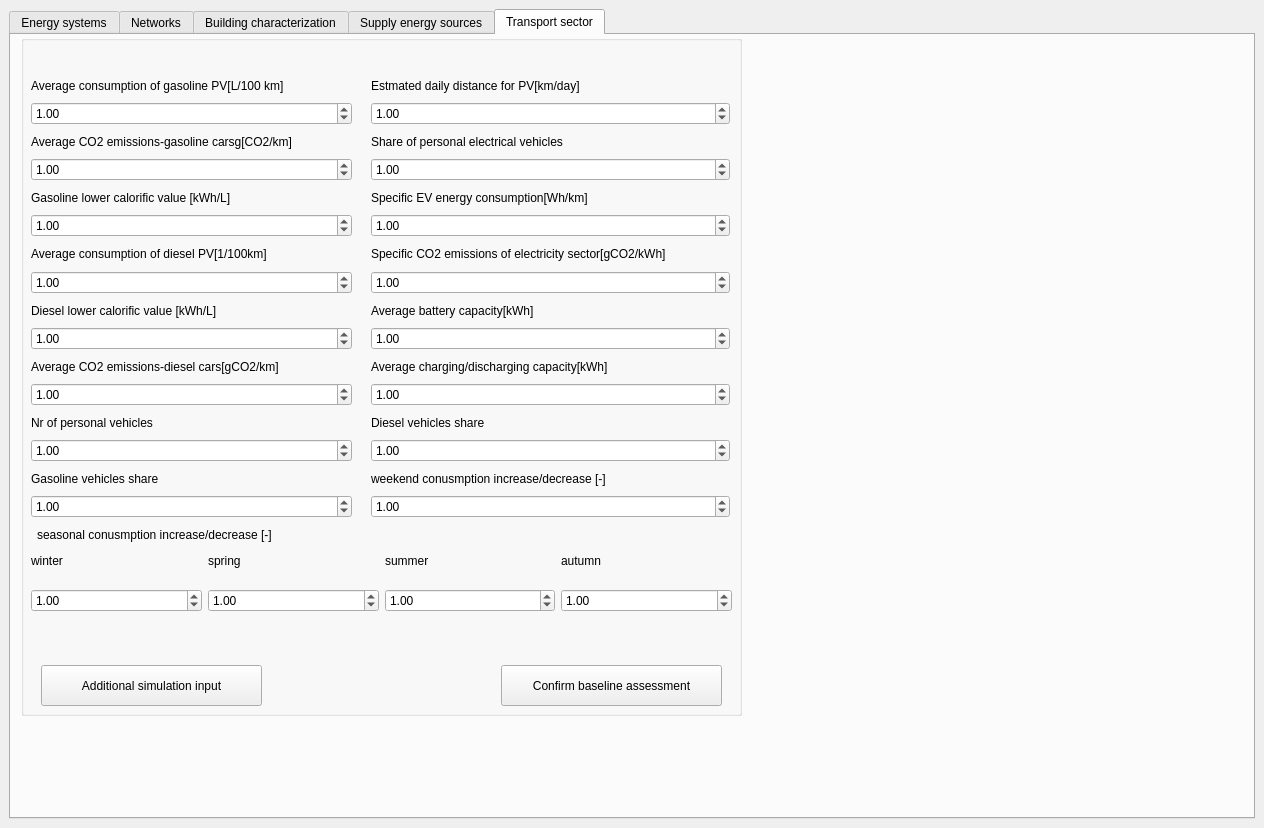
Qt form planning_and_simulation_modules/ui/step1_v2.ui (Planheat/Planheat-Tool) before a commit.
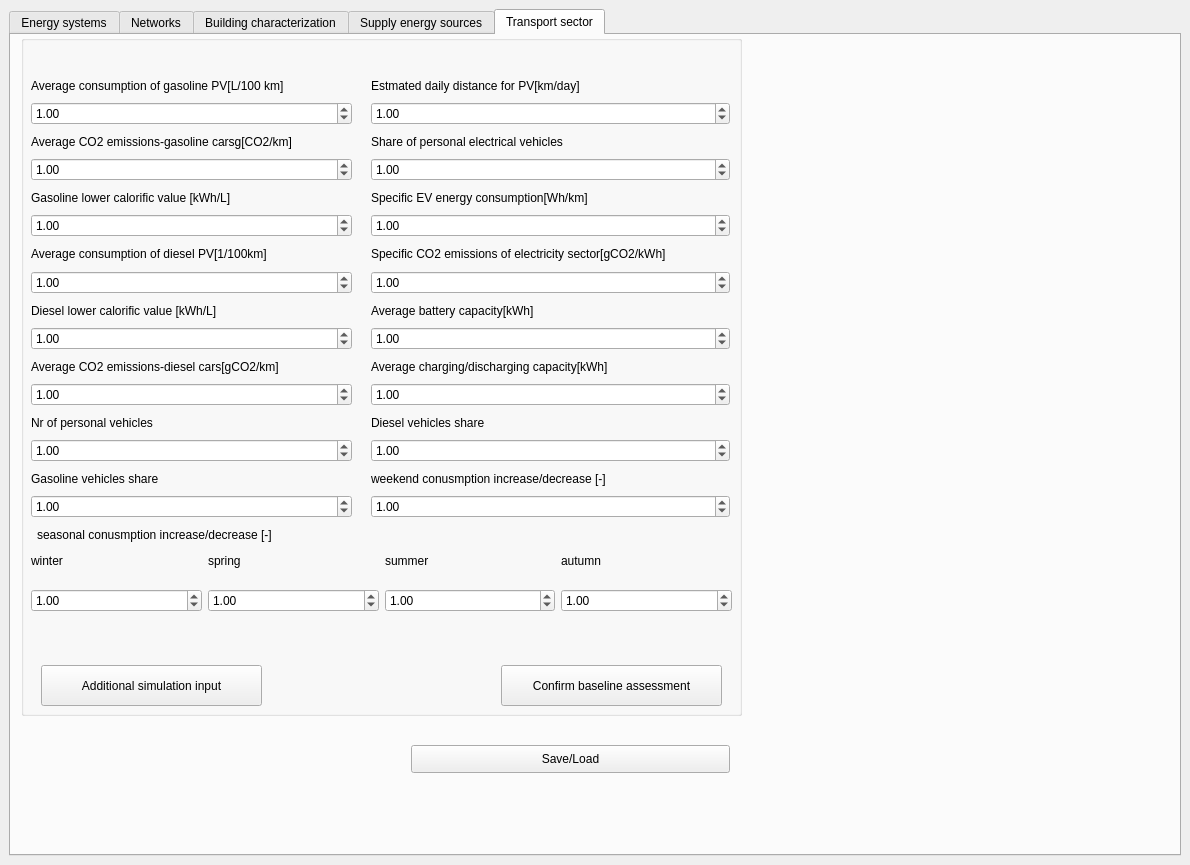
The same form after that commit. The open tabs and pages were chosen to show the change. Icons and pictures are not drawn. Custom widgets are drawn as their Qt base class.

```diff
--- a/planning_and_simulation_modules/ui/step1_v2.ui
+++ b/planning_and_simulation_modules/ui/step1_v2.ui
@@ -6,8 +6,8 @@
    <rect>
     <x>0</x>
     <y>0</y>
-    <width>1264</width>
-    <height>828</height>
+    <width>1190</width>
+    <height>865</height>
    </rect>
   </property>
   <property name="sizePolicy">
@@ -16,6 +16,12 @@
     <verstretch>0</verstretch>
    </sizepolicy>
   </property>
+  <property name="minimumSize">
+   <size>
+    <width>286</width>
+    <height>133</height>
+   </size>
+  </property>
   <property name="windowTitle">
    <string> Baseline scenario definition</string>
   </property>
@@ -5134,6 +5140,43 @@
            </property>
           </widget>
          </widget>
+         <widget class="QPushButton" name="saveLoad">
+          <property name="geometry">
+           <rect>
+            <x>400</x>
+            <y>710</y>
+            <width>319</width>
+            <height>28</height>
+           </rect>
+          </property>
+          <property name="sizePolicy">
+           <sizepolicy hsizetype="Preferred" vsizetype="Fixed">
+            <horstretch>0</horstretch>
+            <verstretch>0</verstretch>
+           </sizepolicy>
+          </property>
+          <property name="minimumSize">
+           <size>
+            <width>319</width>
+            <height>0</height>
+           </size>
+          </property>
+          <property name="maximumSize">
+           <size>
+            <width>70</width>
+            <height>16777215</height>
+           </size>
+          </property>
+          <property name="baseSize">
+           <size>
+            <width>0</width>
+            <height>0</height>
+           </size>
+          </property>
+          <property name="text">
+           <string>Save/Load</string>
+          </property>
+         </widget>
         </widget>
        </widget>
       </item>
```
Left out of the diff: 68 changed lines with no effect on the pictures.
